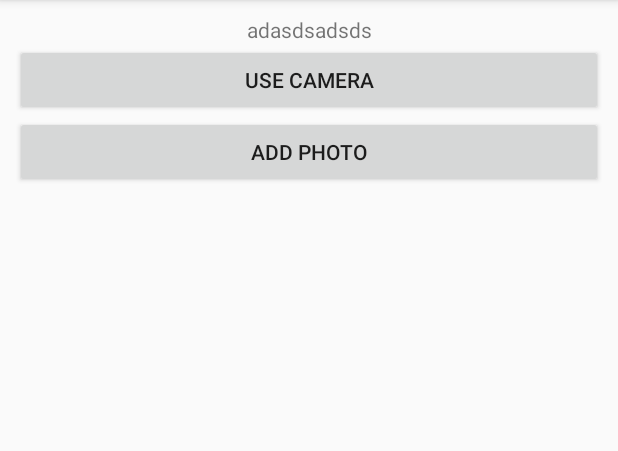
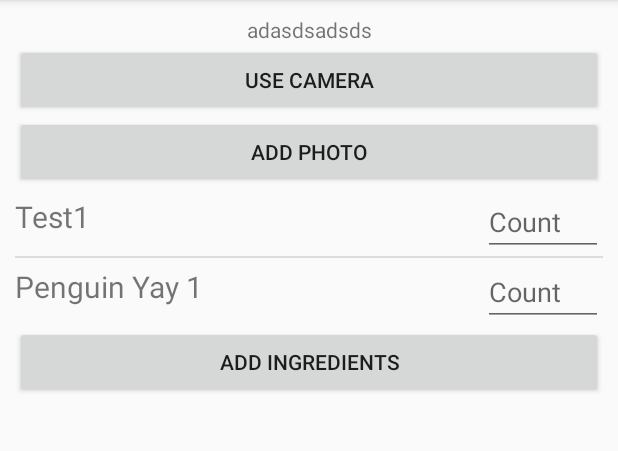
Before and after one commit to sync-ware/Food_Tracker, an Android app: the UploadRecieptActivity screen opened directly, with no data from a screen before it, on a phone screen of 412 x 824 dp, the part 84-535 px from its top. Run offline under Robolectric (Android 15) with nearby library versions, the phone set to English and light mode, and no system bars.

```diff
--- /dev/null
+++ b/app/src/main/java/com/csed/foodtracker/AddIngredientsAdapter.java
@@ -0,0 +1,78 @@
+package com.csed.foodtracker;
+
+import android.content.Context;
+import android.database.SQLException;
+import android.database.sqlite.SQLiteDatabase;
+import android.support.annotation.NonNull;
+import android.view.LayoutInflater;
+import android.view.View;
+import android.view.ViewGroup;
+import android.widget.ArrayAdapter;
+import android.widget.EditText;
+import android.widget.TextView;
+import android.widget.Toast;
+
+import java.io.IOException;
+import java.util.ArrayList;
+import java.util.List;
+
+public class AddIngredientsAdapter extends ArrayAdapter<Ingredient> {
+
+    private Context iContext;
+    private List<Ingredient> ingredientList;
+    DatabaseHelper mDBHelper;
+    SQLiteDatabase mDb;
+    View listItem;
+
+
+
+    public AddIngredientsAdapter(@NonNull Context context, ArrayList<Ingredient> list) {
+        super(context, 0 , list);
+        iContext = context;
+        ingredientList = list;
+    }
+
+    @Override
+    public View getView(int position, View convertView, @NonNull ViewGroup parent) {
+        listItem = convertView;
+        if(listItem == null) {
+            listItem = LayoutInflater.from(iContext).inflate(R.layout.list_items, parent, false);
+        }
+
+        Ingredient currentIngredient = ingredientList.get(position);
+
+        TextView text = (TextView) listItem.findViewById(R.id.Item_name);
+        text.setText(currentIngredient.getName());
+
+        EditText count = (EditText) listItem.findViewById(R.id.Item_price);
+        currentIngredient.setNumber(count.getText().toString());
+
+        return listItem;
+    }
+
+    public void storeData(Context context) {
+        mDBHelper = new DatabaseHelper(context);
+
+        try {
+            mDBHelper.updateDataBase();
+        } catch (IOException mIOException) {
+            throw new Error("UnableToUpdateDatabase");
+        }
+
+        try {
+            mDb = mDBHelper.getWritableDatabase();
+        } catch (SQLException mSQLException) {
+            throw mSQLException;
+        }
+        System.out.println(ingredientList.size());
+        for (int i = 0; i <ingredientList.size(); i ++) {
+            Ingredient currentIngredient = ingredientList.get(i);
+            EditText count = (EditText) listItem.findViewById(R.id.Item_price);
+            currentIngredient.setNumber(count.getText().toString());
+            System.out.println(count.getText().toString());//TODO:Make this work
+            mDb.execSQL("Insert into 'Ingredients'(name, best_before, num) VALUES('"+ingredientList.get(i).getName()+"','0000-03-00','"+count.getText().toString()+"')");
+            //TODO: Need to make sure ingredient doesn't exist before adding it to the database
+        }
+        // SQL goes here
+    }
+}
--- a/app/src/main/java/com/csed/foodtracker/IngredientsActivity.java
+++ b/app/src/main/java/com/csed/foodtracker/IngredientsActivity.java
@@ -18,6 +18,7 @@ import android.support.v7.widget.RecyclerView;
 import android.support.v7.widget.Toolbar;
 import android.view.MenuItem;
 import android.view.View;
+import android.widget.Toast;
 
 import java.io.IOException;
 import java.util.ArrayList;
@@ -78,6 +79,10 @@ public class IngredientsActivity extends AppCompatActivity
 
 
         for (Ingredient ing : ingredientList){
+            if (ing.getNumber().equals("")) {
+                Toast.makeText(IngredientsActivity.this, ing.getName(), Toast.LENGTH_SHORT).show();
+                ing.setNumber("0");
+            }
             if (Integer.parseInt(ing.getNumber()) > 0){
                 availableIngredients.add(ing);
             }
--- a/app/src/main/java/com/csed/foodtracker/MainActivity.java
+++ b/app/src/main/java/com/csed/foodtracker/MainActivity.java
@@ -66,6 +66,8 @@ public class MainActivity extends AppCompatActivity
         }
 
         super.onCreate(savedInstanceState);
+
+
         setContentView(R.layout.activity_main);
         Toolbar toolbar = (Toolbar) findViewById(R.id.toolbar);
 
--- a/app/src/main/java/com/csed/foodtracker/UploadRecieptActivity.java
+++ b/app/src/main/java/com/csed/foodtracker/UploadRecieptActivity.java
@@ -1,6 +1,7 @@
 package com.csed.foodtracker;
 
 import android.annotation.SuppressLint;
+import android.content.Context;
 import android.content.Intent;
 import android.graphics.Bitmap;
 import android.graphics.BitmapFactory;
@@ -14,6 +15,7 @@ import android.util.SparseArray;
 import android.view.View;
 import android.widget.Button;
 import android.widget.ImageView;
+import android.widget.ListView;
 import android.widget.TextView;
 import android.widget.Toast;
 import com.google.android.gms.vision.Frame;
@@ -23,6 +25,7 @@ import com.google.android.gms.vision.text.TextRecognizer;
 import java.io.File;
 import java.io.IOException;
 import java.text.SimpleDateFormat;
+import java.util.ArrayList;
 import java.util.Date;
 
 public class UploadRecieptActivity extends AppCompatActivity {
@@ -31,7 +34,9 @@ public class UploadRecieptActivity extends AppCompatActivity {
     File photoFile;
     private int GALLERY = 1, CAMERA = 2;
     Uri photoURI;
-    ImageView view;
+    private ListView listView;
+    private AddIngredientsAdapter ingredientsAdapter;
+//    ImageView view;
     private TextView tv;
 
     private void dispatchTakePictureIntent() {
@@ -65,7 +70,7 @@ public class UploadRecieptActivity extends AppCompatActivity {
             if (bitmap == null) {
                 bitmap = BitmapFactory.decodeFile(currentPhotoPath);
             }
-            view.setImageBitmap(bitmap);
+//            view.setImageBitmap(bitmap);
             String result =  extractText(bitmap);
             tv.setText(result);
 //            Toast.makeText(UploadRecieptActivity.this, "Finished Loading", Toast.LENGTH_SHORT).show();
@@ -154,7 +159,7 @@ public class UploadRecieptActivity extends AppCompatActivity {
         super.onCreate(savedInstanceState);
         setContentView(R.layout.activity_upload_reciept);
         tv = findViewById(R.id.ocr_text);
-        view = findViewById(R.id.imageView);
+//        view = findViewById(R.id.imageView);
 
 
         Button useCameraButton = (Button) findViewById(R.id.use_camera_button);
@@ -169,12 +174,32 @@ public class UploadRecieptActivity extends AppCompatActivity {
         addPhotoButton.setOnClickListener(new View.OnClickListener() {
             @Override
             public void onClick(View view) {
-                Toast.makeText(UploadRecieptActivity.this, "Upload photo!", Toast.LENGTH_SHORT).show();
                 Intent galleryIntent = new Intent(Intent.ACTION_PICK,
                         android.provider.MediaStore.Images.Media.EXTERNAL_CONTENT_URI);
                 startActivityForResult(galleryIntent, GALLERY);
             }
         });
+        final Context context = this;
+        Button confirmChangesButton = (Button) findViewById(R.id.confirm_changes_button);
+        confirmChangesButton.setOnClickListener(new View.OnClickListener() {
+            @Override
+            public void onClick(View view) {
+                Toast.makeText(UploadRecieptActivity.this, "Upload photo!", Toast.LENGTH_SHORT).show();
+                ingredientsAdapter.storeData(context);
+            }
+        });
+
+        listView = (ListView) findViewById(R.id.ingredient_list);
+        ArrayList<Ingredient> ingredientList = new ArrayList<>();
+        Ingredient i = new Ingredient();
+        i.setName("Test1");
+        ingredientList.add(i);
+
+        ingredientsAdapter = new AddIngredientsAdapter(this,ingredientList);
+        listView.setAdapter(ingredientsAdapter);
+        Ingredient ingg = new Ingredient();
+        ingg.setName("Penguin Yay 1");
+        ingredientList.add(ingg);
 
     }
 
--- a/app/src/main/res/layout/content_upload_reciept.xml
+++ b/app/src/main/res/layout/content_upload_reciept.xml
@@ -32,11 +32,19 @@
         android:layout_height="wrap_content"
         android:text="Add Photo" />
 
+    <ListView
+        android:layout_width="wrap_content"
+        android:layout_height="wrap_content"
+        android:id="@+id/ingredient_list">
+    </ListView>
 
-    <ImageView
+    <Button
+        android:id="@+id/confirm_changes_button"
         android:layout_width="match_parent"
         android:layout_height="wrap_content"
-        android:id="@+id/imageView"/>
+        android:text="Add Ingredients" />
+
+
 
 
 </LinearLayout>
--- /dev/null
+++ b/app/src/main/res/layout/list_items.xml
@@ -0,0 +1,23 @@
+<?xml version="1.0" encoding="utf-8"?>
+<RelativeLayout xmlns:android="http://schemas.android.com/apk/res/android"
+    android:layout_width="fill_parent"
+    android:layout_height="fill_parent"
+    android:orientation="horizontal"
+    android:descendantFocusability="afterDescendants">
+    <TextView
+        android:id="@+id/Item_name"
+        android:layout_width="wrap_content"
+        android:layout_height="wrap_content"
+        android:textSize="20sp"
+        android:paddingTop="5dp"/>
+    <EditText
+        android:id="@+id/Item_price"
+        android:layout_width="80dp"
+        android:layout_height="wrap_content"
+        android:layout_alignParentEnd = "true"
+        android:layout_gravity="end"
+        android:hint="Count"
+        android:focusable="true"
+        android:focusableInTouchMode="true"
+        android:inputType="numberDecimal" />
+</RelativeLayout>
```
